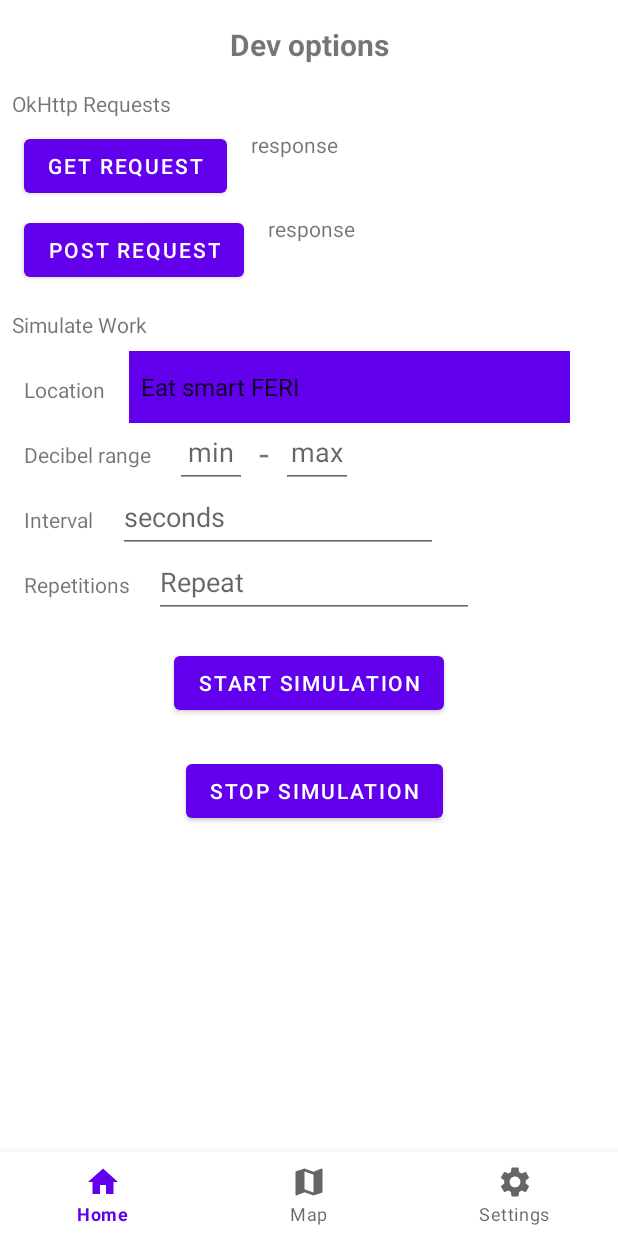
After one commit to trdin/Digital-twin-StudApp, an Android app: the fragment DevFragment placed in its activity, on a phone screen of 412 x 824 dp. The commit adds this screen. Run offline under Robolectric (Android 15) with nearby library versions, the phone set to English and light mode, and no system bars; our stand-ins replace EventBus, Timber; libraries missing offline, so code that uses them is left out: org.osmdroid.api, org.osmdroid.tileprovider, org.osmdroid.util, org.osmdroid.views; pictures from the network do not load.

Commit message:
#SMLTG-143 simulirano delovanje, removed action bar

```diff
--- /dev/null
+++ b/app/src/main/java/com/example/studapp/DevFragment.kt
@@ -0,0 +1,155 @@
+package com.example.studapp
+
+import android.os.Bundle
+import android.os.Handler
+import android.os.Looper
+import androidx.fragment.app.Fragment
+import android.view.LayoutInflater
+import android.view.View
+import android.view.ViewGroup
+import android.widget.Toast
+import com.example.studapp.databinding.FragmentDevBinding
+import com.example.studapp.utils.NoiseJsonObject
+import com.google.gson.Gson
+import java.io.IOException
+import java.util.*
+
+class DevFragment : Fragment() {
+
+    private var _binding: FragmentDevBinding? = null
+    private val binding get() = _binding!!
+    private lateinit var app: MyApplication
+    lateinit var mainHandler: Handler
+
+    private var lat: String = "lateinit"
+    private var lon: String = "lateinit"
+    private var noiseMin: Int = 0
+    private var noiseMax: Int = 0
+    private var interval: Double = 0.0
+    private var repetitions: Int = 0
+    private var simIsRunning: Boolean = false
+
+    override fun onCreateView(
+        inflater: LayoutInflater, container: ViewGroup?,
+        savedInstanceState: Bundle?
+    ): View? {
+        _binding = FragmentDevBinding.inflate(inflater, container, false)
+        return binding.root
+    }
+
+    override fun onViewCreated(view: View, savedInstanceState: Bundle?) {
+        super.onViewCreated(view, savedInstanceState)
+        app = (activity?.application as MyApplication)
+        mainHandler = Handler(Looper.getMainLooper())
+
+        binding.btnDevSimStart.setOnClickListener {
+            if (binding.etDevSimRangeMin.text.toString() == "") {
+                Toast.makeText(context, "Min range empty", Toast.LENGTH_SHORT).show()
+                return@setOnClickListener
+            } else if (binding.etDevSimRangeMax.text.toString() == "") {
+                Toast.makeText(context, "Max range empty", Toast.LENGTH_SHORT).show()
+                return@setOnClickListener
+            } else if (binding.etDevSimInterval.text.toString() == "") {
+                Toast.makeText(context, "Interval empty", Toast.LENGTH_SHORT).show()
+                return@setOnClickListener
+            } else if (binding.etDevSimRepeat.text.toString() == "") {
+                Toast.makeText(context, "Repetitions empty", Toast.LENGTH_SHORT).show()
+                return@setOnClickListener
+            }
+
+            noiseMin = binding.etDevSimRangeMin.text.toString().toInt()
+            noiseMax = binding.etDevSimRangeMax.text.toString().toInt()
+            interval = binding.etDevSimInterval.text.toString().toDouble()
+            repetitions = binding.etDevSimRepeat.text.toString().toInt()
+            when (binding.spDevSimulatedPlaces.selectedItem.toString()) {
+                "Eat smart FERI" -> { // Eat smart FERI
+                    lat = "46.5594876"; lon = "15.6392718"
+                }
+                "Eat smart Koroška" -> { // Eat smart Koroška
+                    lat = "46.5595476"; lon = "15.6338033"
+                }
+                "Baščaršija Gosposvetska" -> { // Baščaršija Gosposvetska
+                    lat = "46.5620837"; lon = "15.6323094"
+                }
+                "Mango" -> { // Mango
+                    lat = "46.56316907"; lon = "15.62965699"
+                }
+                else -> { // Papagayo
+                    lat = "46.557861"; lon = "15.646434"
+                }
+            }
+            if (simIsRunning) {
+                Toast.makeText(context, "Stopping previous simulation", Toast.LENGTH_SHORT).show()
+                removeRunSim()
+            }
+            mainHandler.post(runSim)
+        }
+
+        binding.btnDevSimStop.setOnClickListener {
+            removeRunSim()
+        }
+
+        binding.btnDevGetReq.setOnClickListener {
+            try {
+                val str = app.getMainRequest("restaurants") // TODO change to messages
+                binding.tvDevGetReq.text = str
+            } catch (ex: IOException) {
+                binding.tvDevGetReq.text = ex.toString()
+            }
+        }
+
+        binding.btnDevPostReq.setOnClickListener {
+            try {
+                val strRes = """
+                    |{"name": "Tester",
+                        "address": "Gosposvetska cesta 83, Maribor",
+                        "location": {
+                            "type": "Point",
+                            "coordinates": [
+                                1.2345,
+                                1.2345
+                            ]
+                        },
+                        "dataSeries": "627531cfbc8191993bdd9397",
+                        "_id": "62adb097ceb7bcedfab61bf7",
+                        "__v": 0
+                    }"""
+                val str = app.postMainRequest("restaurants", strRes) // TODO change to messages
+                binding.tvDevPostReq.text = str
+            } catch (ex: IOException) {
+                binding.tvDevPostReq.text = ex.toString()
+            }
+        }
+    }
+
+    override fun onPause() {
+        super.onPause()
+        removeRunSim()
+    }
+
+
+    private val runSim = object : Runnable {
+        override fun run() {
+            simIsRunning = true
+            if (repetitions > 0) {
+                val noiseDb = (noiseMin..noiseMax).random().toDouble()
+                val jsonObj = NoiseJsonObject()
+                jsonObj.noise = noiseDb
+                jsonObj.lat = lat
+                jsonObj.lon = lon
+                jsonObj.time = Date().toString()
+
+                println(Gson().toJson(jsonObj))
+                app.postChain("noise", Gson().toJson(jsonObj))
+                repetitions--
+                mainHandler.postDelayed(this, (interval * 1000).toLong())
+            } else simIsRunning = false
+        }
+    }
+
+    private fun removeRunSim() {
+        simIsRunning = false
+        mainHandler.removeCallbacks(runSim)
+    }
+
+}
--- a/app/src/main/java/com/example/studapp/SettingsFragment.kt
+++ b/app/src/main/java/com/example/studapp/SettingsFragment.kt
@@ -9,10 +9,9 @@ import android.view.ViewGroup
 import android.widget.Toast
 import com.example.studapp.databinding.FragmentSettingsBinding
 import timber.log.Timber
-import java.io.IOException
 
 
-class SettingsFragment : Fragment() {
+class SettingsFragment : Fragment()  {
     private var _binding: FragmentSettingsBinding? = null
     private val binding get() = _binding!!
     private var frequency: Float = 10f
@@ -53,36 +52,12 @@ class SettingsFragment : Fragment() {
             }
         }
 
-        binding.btnDevGetReq.setOnClickListener { // TODO move to dev fragment/activity
-            try {
-                val str = app.getMainRequest("restaurants") // TODO change to messages
-                Timber.tag("dev_get_req").d(str)
-            } catch (ex: IOException) {
-                Timber.tag("dev_get_req").e(ex)
+        binding.btnOpenDev.setOnClickListener {
+            parentFragmentManager.beginTransaction().apply {
+                replace(R.id.baseFragment, DevFragment())
+                commit()
             }
         }
 
-        binding.btnDevPostReq.setOnClickListener { // TODO move to dev fragment/activity
-            try {
-                val strRes = """
-                    |{"name": "Tester",
-                        "address": "Gosposvetska cesta 83, Maribor",
-                        "location": {
-                            "type": "Point",
-                            "coordinates": [
-                                1.2345,
-                                1.2345
-                            ]
-                        },
-                        "dataSeries": "627531cfbc8191993bdd9397",
-                        "_id": "62adb097ceb7bcedfab61bf7",
-                        "__v": 0
-                    }"""
-                val str = app.postMainRequest("restaurants", strRes) // TODO change to messages
-                Timber.tag("dev_post_req").d(str)
-            } catch (ex: IOException) {
-                Timber.tag("dev_post_req").e(ex)
-            }
-        }
     }
 }
--- a/app/src/main/java/com/example/studapp/location/MyEventLocationSettingsChange.kt
+++ b/app/src/main/java/com/example/studapp/location/MyEventLocationSettingsChange.kt
@@ -13,7 +13,7 @@ class MyEventLocationSettingsChange(val on:Boolean) {
          */
         fun setChangeAndPost(_on:Boolean) {
             if (globalState !=_on) { //Send Just Change
-                globalState = _on;
+                globalState = _on
                 EventBus.getDefault().post(MyEventLocationSettingsChange(_on))
             }
         }
--- /dev/null
+++ b/app/src/main/res/layout/fragment_dev.xml
@@ -0,0 +1,225 @@
+<?xml version="1.0" encoding="utf-8"?>
+<androidx.constraintlayout.widget.ConstraintLayout xmlns:android="http://schemas.android.com/apk/res/android"
+    xmlns:app="http://schemas.android.com/apk/res-auto"
+    xmlns:tools="http://schemas.android.com/tools"
+    android:layout_width="match_parent"
+    android:layout_height="match_parent"
+    tools:context=".DevFragment">
+
+    <Button
+        android:id="@+id/btnDevGetReq"
+        android:layout_width="wrap_content"
+        android:layout_height="wrap_content"
+        android:layout_marginStart="8dp"
+        android:layout_marginTop="8dp"
+        android:text="@string/btnDevGetReq"
+        app:layout_constraintStart_toStartOf="@+id/tvDevOkHttpTitle"
+        app:layout_constraintTop_toBottomOf="@+id/tvDevOkHttpTitle" />
+
+    <Button
+        android:id="@+id/btnDevPostReq"
+        android:layout_width="wrap_content"
+        android:layout_height="wrap_content"
+        android:layout_marginTop="8dp"
+        android:text="@string/btnDevPostReq"
+        app:layout_constraintStart_toStartOf="@+id/btnDevGetReq"
+        app:layout_constraintTop_toBottomOf="@+id/btnDevGetReq" />
+
+    <TextView
+        android:id="@+id/tvDevGetReq"
+        android:layout_width="wrap_content"
+        android:layout_height="wrap_content"
+        android:layout_marginStart="16dp"
+        android:maxLines="3"
+        android:text="@string/response"
+        app:layout_constraintStart_toEndOf="@+id/btnDevGetReq"
+        app:layout_constraintTop_toTopOf="@+id/btnDevGetReq" />
+
+    <TextView
+        android:id="@+id/tvDevPostReq"
+        android:layout_width="wrap_content"
+        android:layout_height="wrap_content"
+        android:layout_marginStart="16dp"
+        android:maxLines="3"
+        android:text="@string/response"
+        app:layout_constraintStart_toEndOf="@+id/btnDevPostReq"
+        app:layout_constraintTop_toTopOf="@+id/btnDevPostReq" />
+
+    <TextView
+        android:id="@+id/tvDevTitle"
+        android:layout_width="wrap_content"
+        android:layout_height="wrap_content"
+        android:layout_marginTop="16dp"
+        android:text="@string/devTitle"
+        android:textSize="20sp"
+        android:textStyle="bold"
+        app:layout_constraintEnd_toEndOf="parent"
+        app:layout_constraintStart_toStartOf="parent"
+        app:layout_constraintTop_toTopOf="parent" />
+
+    <TextView
+        android:id="@+id/tvDevOkHttpTitle"
+        android:layout_width="wrap_content"
+        android:layout_height="wrap_content"
+        android:layout_marginStart="8dp"
+        android:layout_marginTop="16dp"
+        android:text="@string/DevOkHttpTitle"
+        app:layout_constraintStart_toStartOf="parent"
+        app:layout_constraintTop_toBottomOf="@+id/tvDevTitle" />
+
+    <TextView
+        android:id="@+id/tvDevSimulatedTitle"
+        android:layout_width="wrap_content"
+        android:layout_height="wrap_content"
+        android:layout_marginStart="8dp"
+        android:layout_marginTop="16dp"
+        android:text="@string/DevSimulatedTitle"
+        app:layout_constraintStart_toStartOf="parent"
+        app:layout_constraintTop_toBottomOf="@+id/btnDevPostReq" />
+
+    <Spinner
+        android:id="@+id/spDevSimulatedPlaces"
+        android:layout_width="0dp"
+        android:layout_height="48dp"
+        android:layout_marginStart="16dp"
+        android:layout_marginTop="-16dp"
+        android:layout_marginEnd="32dp"
+        android:background="?colorPrimary"
+        android:entries="@array/DevSimulatedPlaces"
+        android:popupBackground="?colorPrimary"
+        android:spinnerMode="dropdown"
+        app:layout_constraintEnd_toEndOf="parent"
+        app:layout_constraintHorizontal_bias="0.0"
+        app:layout_constraintStart_toEndOf="@+id/tvDevSimLocation"
+        app:layout_constraintTop_toTopOf="@+id/tvDevSimLocation" />
+
+    <EditText
+        android:id="@+id/etDevSimRangeMin"
+        android:layout_width="48dp"
+        android:layout_height="wrap_content"
+        android:layout_marginStart="16dp"
+        android:layout_marginTop="-16dp"
+        android:autofillHints="unsigned int"
+        android:ems="10"
+        android:hint="@string/DevSimRangeMin"
+        android:inputType="number"
+        android:maxLength="2"
+        android:minHeight="48dp"
+        android:textAlignment="center"
+        app:layout_constraintStart_toEndOf="@+id/tvDevSimRange"
+        app:layout_constraintTop_toTopOf="@+id/tvDevSimRange" />
+
+    <TextView
+        android:id="@+id/tvDevSimLocation"
+        android:layout_width="wrap_content"
+        android:layout_height="wrap_content"
+        android:layout_marginStart="8dp"
+        android:layout_marginTop="24dp"
+        android:text="@string/DevSimLocation"
+        app:layout_constraintStart_toStartOf="@+id/tvDevSimulatedTitle"
+        app:layout_constraintTop_toBottomOf="@+id/tvDevSimulatedTitle" />
+
+    <TextView
+        android:id="@+id/tvDevSimRange"
+        android:layout_width="wrap_content"
+        android:layout_height="wrap_content"
+        android:layout_marginTop="24dp"
+        android:text="@string/DevSimRange"
+        app:layout_constraintStart_toStartOf="@+id/tvDevSimLocation"
+        app:layout_constraintTop_toBottomOf="@+id/tvDevSimLocation" />
+
+    <EditText
+        android:id="@+id/etDevSimRangeMax"
+        android:layout_width="48dp"
+        android:layout_height="wrap_content"
+        android:layout_marginStart="8dp"
+        android:autofillHints="unsigned int"
+        android:ems="10"
+        android:hint="@string/DevSimRangeMax"
+        android:inputType="number"
+        android:maxLength="2"
+        android:minHeight="48dp"
+        android:textAlignment="center"
+        app:layout_constraintStart_toEndOf="@+id/tvDevSimRangeIndicator"
+        app:layout_constraintTop_toTopOf="@+id/etDevSimRangeMin" />
+
+    <TextView
+        android:id="@+id/tvDevSimRangeIndicator"
+        android:layout_width="wrap_content"
+        android:layout_height="wrap_content"
+        android:layout_marginStart="8dp"
+        android:layout_marginTop="8dp"
+        android:text="@string/DevSimRangeIndicator"
+        android:textAlignment="center"
+        android:textSize="24sp"
+        app:layout_constraintStart_toEndOf="@+id/etDevSimRangeMin"
+        app:layout_constraintTop_toTopOf="@+id/etDevSimRangeMin" />
+
+    <TextView
+        android:id="@+id/tvDevSimInterval"
+        android:layout_width="wrap_content"
+        android:layout_height="wrap_content"
+        android:layout_marginTop="24dp"
+        android:text="@string/DevSimInterval"
+        app:layout_constraintStart_toStartOf="@+id/tvDevSimRange"
+        app:layout_constraintTop_toBottomOf="@+id/tvDevSimRange" />
+
+    <EditText
+        android:id="@+id/etDevSimInterval"
+        android:layout_width="wrap_content"
+        android:layout_height="wrap_content"
+        android:layout_marginStart="16dp"
+        android:layout_marginTop="-16dp"
+        android:autofillHints="unsigned int"
+        android:ems="10"
+        android:hint="@string/DevSimIntervalSeconds"
+        android:inputType="number|numberDecimal"
+        android:minHeight="48dp"
+        app:layout_constraintStart_toEndOf="@+id/tvDevSimInterval"
+        app:layout_constraintTop_toTopOf="@+id/tvDevSimInterval" />
+
+    <TextView
+        android:id="@+id/tvDevSimRepeat"
+        android:layout_width="wrap_content"
+        android:layout_height="wrap_content"
+        android:layout_marginTop="24dp"
+        android:text="@string/DevSimRepeat"
+        app:layout_constraintStart_toStartOf="@+id/tvDevSimInterval"
+        app:layout_constraintTop_toBottomOf="@+id/tvDevSimInterval" />
+
+    <EditText
+        android:id="@+id/etDevSimRepeat"
+        android:layout_width="wrap_content"
+        android:layout_height="wrap_content"
+        android:layout_marginStart="16dp"
+        android:layout_marginTop="-16dp"
+        android:autofillHints=""
+        android:ems="10"
+        android:hint="@string/etDevSimRepeat"
+        android:inputType="number"
+        android:minHeight="48dp"
+        app:layout_constraintStart_toEndOf="@+id/tvDevSimRepeat"
+        app:layout_constraintTop_toTopOf="@+id/tvDevSimRepeat" />
+
+    <Button
+        android:id="@+id/btnDevSimStart"
+        android:layout_width="wrap_content"
+        android:layout_height="wrap_content"
+        android:layout_marginTop="32dp"
+        android:text="@string/DevSimStart"
+        app:layout_constraintEnd_toEndOf="parent"
+        app:layout_constraintStart_toStartOf="parent"
+        app:layout_constraintTop_toBottomOf="@+id/tvDevSimRepeat" />
+
+    <Button
+        android:id="@+id/btnDevSimStop"
+        android:layout_width="wrap_content"
+        android:layout_height="wrap_content"
+        android:layout_marginTop="24dp"
+        android:text="@string/DevSimStop"
+        app:layout_constraintEnd_toEndOf="parent"
+        app:layout_constraintHorizontal_bias="0.514"
+        app:layout_constraintStart_toStartOf="parent"
+        app:layout_constraintTop_toBottomOf="@+id/btnDevSimStart" />
+
+</androidx.constraintlayout.widget.ConstraintLayout>
--- a/app/src/main/res/layout/fragment_settings.xml
+++ b/app/src/main/res/layout/fragment_settings.xml
@@ -51,19 +51,13 @@
         app:layout_constraintStart_toStartOf="parent" />
 
     <Button
-        android:id="@+id/btnDevGetReq"
+        android:id="@+id/btnOpenDev"
         android:layout_width="wrap_content"
         android:layout_height="wrap_content"
-        android:text="dev_get_req"
-        app:layout_constraintBottom_toBottomOf="parent"
-        app:layout_constraintStart_toStartOf="parent" />
-
-    <Button
-        android:id="@+id/btnDevPostReq"
-        android:layout_width="wrap_content"
-        android:layout_height="wrap_content"
-        android:text="dev_post_req"
-        app:layout_constraintBottom_toTopOf="@+id/btnDevGetReq"
+        android:layout_marginBottom="32dp"
+        android:text="@string/btnOpenDev"
+        app:layout_constraintBottom_toTopOf="@+id/btnSave"
+        app:layout_constraintEnd_toEndOf="parent"
         app:layout_constraintStart_toStartOf="parent" />
 
 
--- a/app/src/main/res/values-night/themes.xml
+++ b/app/src/main/res/values-night/themes.xml
@@ -1,6 +1,6 @@
 <resources xmlns:tools="http://schemas.android.com/tools">
     <!-- Base application theme. -->
-    <style name="Theme.StudApp" parent="Theme.MaterialComponents.DayNight.DarkActionBar">
+    <style name="Theme.StudApp" parent="Theme.MaterialComponents.DayNight.NoActionBar">
         <!-- Primary brand color. -->
         <item name="colorPrimary">@color/purple_200</item>
         <item name="colorPrimaryVariant">@color/purple_700</item>
--- /dev/null
+++ b/app/src/main/res/values/arrays.xml
@@ -0,0 +1,10 @@
+<?xml version="1.0" encoding="utf-8"?>
+<resources>
+    <array name="DevSimulatedPlaces">
+        <item>Eat smart FERI</item>
+        <item>Eat smart Koroška</item>
+        <item>Baščaršija Gosposvetska</item>
+        <item>Mango</item>
+        <item>Papagayo</item>
+    </array>
+</resources>
--- a/app/src/main/res/values/strings.xml
+++ b/app/src/main/res/values/strings.xml
@@ -1,9 +1,32 @@
 <resources>
     <string name="app_name">StudApp</string>
     <!-- TODO: Remove or change this placeholder text -->
-    <string name="hello_blank_fragment">Hello blank fragment</string>
+
+    <!-- __ fragment TODO -->
     <string name="etMessageHint">Message</string>
     <string name="btnSend">Send</string>
+
+    <!-- Settings fragment -->
     <string name="tvFrequency">Frequency (s)</string>
     <string name="btnSave">Save</string>
+    <string name="btnOpenDev">Open dev menu</string>
+
+    <!-- DEV fragment -->
+    <string name="btnDevGetReq">Get request</string>
+    <string name="btnDevPostReq">Post request</string>
+    <string name="response">response</string>
+    <string name="devTitle">Dev options</string>
+    <string name="DevOkHttpTitle">OkHttp Requests</string>
+    <string name="DevSimulatedTitle">Simulate Work</string>
+    <string name="DevSimLocation">Location</string>
+    <string name="DevSimRange">Decibel range</string>
+    <string name="DevSimRangeIndicator">-</string>
+    <string name="DevSimRangeMin">min</string>
+    <string name="DevSimRangeMax">max</string>
+    <string name="DevSimInterval">Interval</string>
+    <string name="DevSimIntervalSeconds">seconds</string>
+    <string name="DevSimRepeat">Repetitions</string>
+    <string name="etDevSimRepeat">Repeat</string>
+    <string name="DevSimStart">Start Simulation</string>
+    <string name="DevSimStop">Stop Simulation</string>
 </resources>
--- a/app/src/main/res/values/themes.xml
+++ b/app/src/main/res/values/themes.xml
@@ -1,6 +1,6 @@
 <resources xmlns:tools="http://schemas.android.com/tools">
     <!-- Base application theme. -->
-    <style name="Theme.StudApp" parent="Theme.MaterialComponents.DayNight.DarkActionBar">
+    <style name="Theme.StudApp" parent="Theme.MaterialComponents.DayNight.NoActionBar">
         <!-- Primary brand color. -->
         <item name="colorPrimary">@color/purple_500</item>
         <item name="colorPrimaryVariant">@color/purple_700</item>
--- a/app/src/main/res/xml/backup_rules.xml
+++ b/app/src/main/res/xml/backup_rules.xml
@@ -1,5 +1,5 @@
 <?xml version="1.0" encoding="utf-8"?><!--
-   Sample backup rules file; uncomment and customize as necessary.
+   Sample backup rules file uncomment and customize as necessary.
    See https://developer.android.com/guide/topics/data/autobackup
    for details.
    Note: This file is ignored for devices older that API 31
```
Also changed, not shown: app/src/main/java/com/example/studapp/MainActivity.kt (+4 -4 lines), app/src/main/java/com/example/studapp/NoiseRecorder.kt (+6 -6 lines).
